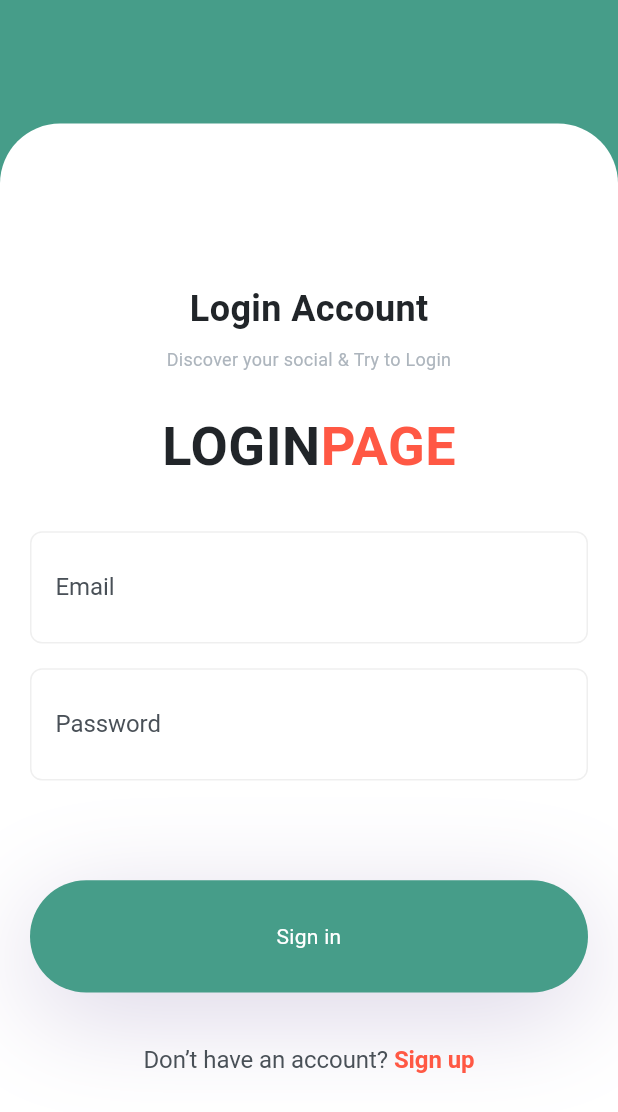
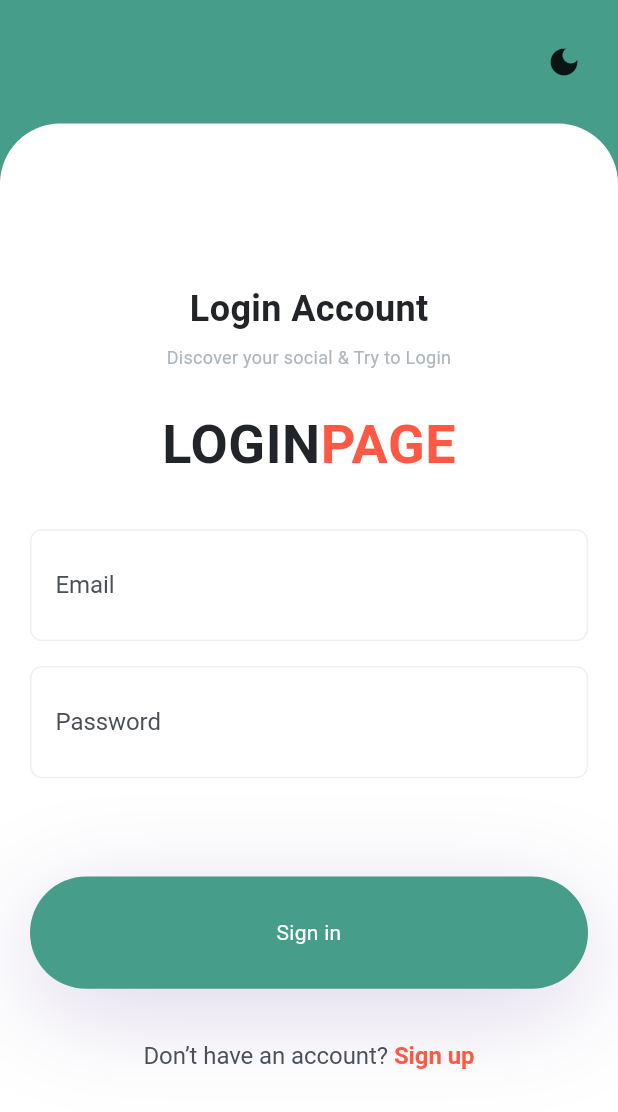
Before and after one commit to CrinoidTechnologies/flutter-online-training-template, a Flutter app: the screen it shows after launch, on a phone screen of 412 x 824 dp. Shown: the top 1112 px of the screen. Run offline on Flutter 3.47's test engine with Material 3 defaults, Android fonts, the phone set to English and light mode, and no system bars; our stand-ins replace get, get_it; accounts and stored records are empty.

Commit message:
- Implementation of light/dark mode "Completed".

```diff
--- a/lib/main.dart
+++ b/lib/main.dart
@@ -1,11 +1,11 @@
-import 'dart:io';
-import 'package:flutter/foundation.dart';
 import 'package:flutter/material.dart';
 import 'package:flutter/services.dart';
 import 'package:flutter_localizations/flutter_localizations.dart';
 import 'package:get/get.dart';
 import 'package:online_training_template/ui/app_theme.dart';
+import 'package:online_training_template/ui/controllers/theme_controller.dart';
 
+import 'app/di/dependency_injection.dart';
 import 'generated/l10n.dart';
 import 'ui/routes/app_pages.dart';
 
@@ -14,29 +14,24 @@ void main() async {
   await SystemChrome.setPreferredOrientations(<DeviceOrientation>[
     DeviceOrientation.portraitUp,
     DeviceOrientation.portraitDown
-  ]).then((_) => runApp(MyApp()));
+  ]).then((_) => setUpAll().then((value) {
+        runApp(MyApp());
+      }));
+}
+
+Future setUpAll() async {
+  await initServiceLocator();
+  Get.put(appSL<ThemeController>(), permanent: true);
 }
 
 class MyApp extends StatelessWidget {
   @override
   Widget build(BuildContext context) {
-    SystemChrome.setSystemUIOverlayStyle(SystemUiOverlayStyle(
-      statusBarColor: Colors.transparent,
-      statusBarIconBrightness: Brightness.dark,
-      statusBarBrightness:
-          !kIsWeb && Platform.isAndroid ? Brightness.dark : Brightness.light,
-      systemNavigationBarColor: Colors.white,
-      systemNavigationBarDividerColor: Colors.transparent,
-      systemNavigationBarIconBrightness: Brightness.dark,
-    ));
     return GetMaterialApp(
       onGenerateTitle: (ctx) {
-        return 'Flutter UI';
+        return 'Online training template';
       },
       debugShowCheckedModeBanner: false,
-      routingCallback: (routing) async {
-        print('routing -> ${routing?.current}');
-      },
       localizationsDelegates: const [
         S.delegate,
         GlobalMaterialLocalizations.delegate,
@@ -46,14 +41,14 @@ class MyApp extends StatelessWidget {
       locale: Get.deviceLocale,
       fallbackLocale: const Locale('en', 'US'),
       supportedLocales: S.delegate.supportedLocales,
-      //TODO: set theme respected to screen size
-      theme: Get.put<AppTheme>(
-        AppTheme.light(),
-        permanent: true,
-      ).themeData,
+      themeMode: Get.find<ThemeController>().currentThemeMode.value!,
+      theme: AppTheme.light().themeData,
+      darkTheme: AppTheme.dark().themeData,
       initialRoute: AppPages.initial,
       getPages: AppPages.routes,
-      onInit: () {},
+      onInit: () async{
+        await Get.find<ThemeController>().setThemeData(context);
+      },
     );
   }
 }
--- a/lib/modules/home/presentation/pages/home_page.dart
+++ b/lib/modules/home/presentation/pages/home_page.dart
@@ -152,7 +152,7 @@ class _HomePageState extends State<HomePage> {
             color:
                 isSelected ? ColorHelper.primaryColor : ColorHelper.cardBgColor,
             borderRadius: const BorderRadius.all(Radius.circular(24.0)),
-            border: Border.all(color: AppTheme.primaryColor)),
+            border: Border.all(color: ColorHelper.primaryColor)),
         child: Material(
           color: Colors.transparent,
           child: InkWell(
--- a/lib/modules/login/presentation/pages/login_page.dart
+++ b/lib/modules/login/presentation/pages/login_page.dart
@@ -1,7 +1,9 @@
 import 'package:flutter/material.dart';
 import 'package:get/get.dart';
 import 'package:online_training_template/ui/color_helper.dart';
+import 'package:online_training_template/ui/controllers/theme_controller.dart';
 import 'package:online_training_template/ui/routes/app_pages.dart';
+import 'package:online_training_template/ui/styles.dart';
 import 'package:online_training_template/ui/text_styles.dart';
 
 import '../../../../generated/l10n.dart';
@@ -27,6 +29,12 @@ class _LoginPageState extends State<LoginPage> {
   }
 
   @override
+  void didChangeDependencies() {
+    super.didChangeDependencies();
+    Get.find<ThemeController>().setThemeData(context);
+  }
+
+  @override
   Widget build(BuildContext context) {
     final size = MediaQuery.of(context).size;
     return Scaffold(
@@ -36,9 +44,28 @@ class _LoginPageState extends State<LoginPage> {
         child: Column(
           children: [
             //to give space from top
-            const Expanded(
+            Expanded(
               flex: 1,
-              child: Center(),
+              child: Padding(
+                padding:  EdgeInsets.all(Insets.l),
+                child: Align(
+                  alignment: Alignment.centerRight,
+                  child: InkWell(
+                    onTap: () {
+                      Get.find<ThemeController>().toggleTheme();
+                      setState(() {});
+                    },
+                    child: Obx(
+                      () => Icon(Get.find<ThemeController>()
+                                  .currentThemeMode
+                                  .value ==
+                              ThemeMode.dark
+                          ? Icons.light_mode
+                          : Icons.dark_mode),
+                    ),
+                  ),
+                ),
+              ),
             ),
 
             //page content here
--- a/lib/ui/app_theme.dart
+++ b/lib/ui/app_theme.dart
@@ -1,15 +1,21 @@
 import 'package:flutter/material.dart';
+import 'package:flutter/scheduler.dart';
 import 'package:online_training_template/ui/text_styles.dart';
 
 import 'styles.dart';
 
+enum ThemeType { light, dark }
+
 class AppTheme {
-  AppTheme({
+  final ThemeType themType;
+
+  AppTheme(
+    this.themType, {
+    required this.isDark,
     required this.primaryMaterialColor,
-    required this.greyMaterialColor,
   });
 
-  static bool isDark = false;
+  bool isDark;
 
   static const int _appGrayColorValue = 0xFF8D959D;
   static const int _appPrimaryColorValue = 0xFF469d89;
@@ -22,7 +28,38 @@ class AppTheme {
   static const Color dark_grey = Color(0xFF313A44);
 
   MaterialColor primaryMaterialColor;
-  MaterialColor greyMaterialColor;
+
+  MaterialColor get greyMaterialColor => isDark
+      ? const MaterialColor(
+          _appGrayColorValue,
+          <int, Color>{
+            50: Color(0xFFF8F9FA),
+            100: Color(0xFFE9ECEF),
+            200: Color(0xFFDEE2E6),
+            300: Color(0xFFCED4DA),
+            400: Color(0xFFADB5BD),
+            500: Color(0xFFF8F9FA),
+            600: Color(0xFFE9ECEF),
+            700: Color(0xFFDEE2E6),
+            800: Color(0xFFCED4DA),
+            900: Color(0xFFADB5BD),
+          },
+        )
+      : const MaterialColor(
+          _appGrayColorValue,
+          <int, Color>{
+            50: Color(0xFFF8F9FA),
+            100: Color(0xFFE9ECEF),
+            200: Color(0xFFDEE2E6),
+            300: Color(0xFFCED4DA),
+            400: Color(0xFFADB5BD),
+            500: Color(_appGrayColorValue),
+            600: Color(0xFF6C757D),
+            700: Color(0xFF495057),
+            800: Color(0xFF343A40),
+            900: Color(0xFF212529),
+          },
+        );
 
   static const Color darkText = Color(0xFF253840);
   static const Color darkerText = Color(0xFF17262A);
@@ -33,6 +70,8 @@ class AppTheme {
   static const Color spacer = Color(0xFFF2F2F2);
 
   factory AppTheme.light() => AppTheme(
+        ThemeType.light,
+        isDark: false,
         primaryMaterialColor: const MaterialColor(
           _appPrimaryColorValue,
           <int, Color>{
@@ -48,24 +87,11 @@ class AppTheme {
             900: Color(0xFF036666),
           },
         ),
-        greyMaterialColor: const MaterialColor(
-          _appGrayColorValue,
-          <int, Color>{
-            50: Color(0xFFF8F9FA),
-            100: Color(0xFFE9ECEF),
-            200: Color(0xFFDEE2E6),
-            300: Color(0xFFCED4DA),
-            400: Color(0xFFADB5BD),
-            500: Color(_appGrayColorValue),
-            600: Color(0xFF6C757D),
-            700: Color(0xFF495057),
-            800: Color(0xFF343A40),
-            900: Color(0xFF212529),
-          },
-        ),
       );
 
   factory AppTheme.dark() => AppTheme(
+        ThemeType.dark,
+        isDark: true,
         primaryMaterialColor: const MaterialColor(
           _appPrimaryColorValue,
           <int, Color>{
@@ -81,28 +107,41 @@ class AppTheme {
             900: Color(0xFF036666),
           },
         ),
-        greyMaterialColor: const MaterialColor(
-          _appGrayColorValue,
-          <int, Color>{
-            50: Color(0xFFF8F9FA),
-            100: Color(0xFFE9ECEF),
-            200: Color(0xFFDEE2E6),
-            300: Color(0xFFCED4DA),
-            400: Color(0xFFADB5BD),
-            500: Color(0xFFF8F9FA),
-            600: Color(0xFFE9ECEF),
-            700: Color(0xFFDEE2E6),
-            800: Color(0xFFCED4DA),
-            900: Color(0xFFADB5BD),
-          },
-        ),
       );
+
+  factory AppTheme.fromThemeMode(ThemeMode t) {
+    switch (t) {
+      case ThemeMode.light:
+        return AppTheme.fromType(ThemeType.light);
+      case ThemeMode.dark:
+        return AppTheme.fromType(ThemeType.dark);
+      case ThemeMode.system:
+        {
+          var brightness = SchedulerBinding.instance!.window.platformBrightness;
+          bool isDarkMode = brightness == Brightness.dark;
+          return AppTheme.fromType(
+              isDarkMode ? ThemeType.dark : ThemeType.light);
+        }
+    }
+  }
+
+  factory AppTheme.fromType(ThemeType t) {
+    switch (t) {
+      case ThemeType.light:
+        return AppTheme.light();
+      case ThemeType.dark:
+        return AppTheme.dark();
+      default:
+        return AppTheme.light();
+    }
+  }
 
   ThemeData get themeData => ThemeData(
       fontFamily: Fonts.Roboto,
       primarySwatch: primaryMaterialColor,
-      textTheme: textTheme,
-      colorScheme: isDark ? ColorScheme.dark() : ColorScheme.light());
+      // textTheme: textTheme,
+      colorScheme:
+          isDark ? const ColorScheme.dark() : const ColorScheme.light());
 
   static TextTheme textTheme = TextTheme(
     headlineMedium: AppTextStyles.display1,
--- a/lib/ui/text_styles.dart
+++ b/lib/ui/text_styles.dart
@@ -1,4 +1,5 @@
 import 'package:flutter/material.dart';
+import 'package:get/get.dart';
 import 'package:online_training_template/ui/color_helper.dart';
 
 /// TextStyles - All the core text styles for the app should be declared here.
@@ -6,8 +7,8 @@ import 'package:online_training_template/ui/color_helper.dart';
 /// More specific variants can be created on the fly using `style.copyWith()`
 /// `newStyle = AppTextStyles.body1.copyWith(lineHeight: 2, color: Colors.red)`
 class AppTextStyles {
-  static TextStyle display1 = TextStyle(
-    // h4 -> display1
+  static TextStyle get display1 =>
+      Get.find<ThemeData>().textTheme.headlineMedium!.copyWith(
             fontWeight: FontWeight.bold,
             fontSize: 36,
             letterSpacing: 0.4,
@@ -15,55 +16,54 @@ class AppTextStyles {
             color: ColorHelper.grey900Color,
           );
 
-  static TextStyle headline = TextStyle(
-    // h5 -> headline
+  static TextStyle get headline =>
+      Get.find<ThemeData>().textTheme.headlineSmall!.copyWith(
             fontWeight: FontWeight.bold,
             fontSize: 24,
             letterSpacing: 0.27,
             color: ColorHelper.grey900Color,
           );
 
-  static TextStyle title = TextStyle(
-    // h6 -> title
+  static TextStyle title = Get.find<ThemeData>().textTheme.titleLarge!.copyWith(
         fontWeight: FontWeight.bold,
         fontSize: 16,
         letterSpacing: 0.18,
         color: ColorHelper.grey900Color,
       );
 
-  static TextStyle subtitle = TextStyle(
-    // subtitle2 -> subtitle
+  static TextStyle get subtitle =>
+      Get.find<ThemeData>().textTheme.titleSmall!.copyWith(
             fontWeight: FontWeight.w400,
             fontSize: 14,
             letterSpacing: -0.04,
             color: ColorHelper.grey700Color,
           );
 
-  static TextStyle body2 = TextStyle(
-    // body1 -> body2
+  static TextStyle get body2 =>
+      Get.find<ThemeData>().textTheme.bodyMedium!.copyWith(
             fontWeight: FontWeight.w400,
             fontSize: 14,
             letterSpacing: 0.2,
             color: ColorHelper.grey700Color,
           );
 
-  static TextStyle body2FixedLightColor =
+  static TextStyle get body2FixedLightColor =>
       body2.copyWith(color: ColorHelper.fixedLightColor);
 
-  static TextStyle body1 = TextStyle(
-    // body2 -> body1
+  static TextStyle get body1 =>
+      Get.find<ThemeData>().textTheme.bodyLarge!.copyWith(
             fontWeight: FontWeight.w400,
             fontSize: 16,
             letterSpacing: -0.05,
             color: ColorHelper.grey700Color,
           );
 
-  static TextStyle caption = TextStyle(
-    // Caption -> caption
+  static TextStyle get caption =>
+      Get.find<ThemeData>().textTheme.bodySmall!.copyWith(
             fontWeight: FontWeight.w400,
             fontSize: 12,
             letterSpacing: 0.2,
-    color: ColorHelper.grey400Color, // was lightText
+            color: ColorHelper.grey400Color,
           );
 
   static TextStyle captionError = caption.copyWith(
--- a/pubspec.yaml
+++ b/pubspec.yaml
@@ -43,7 +43,7 @@ dependencies:
   animations: ^2.0.3
   get: ^4.6.6
   intl_utils: ^2.8.6
-
+  get_it: ^7.6.4
 
 dev_dependencies:
   flutter_test:
```
Also changed, not shown: lib/app/di/dependency_injection.dart (added, +17 -0 lines), lib/modules/course_details/presentation/pages/course_info_page.dart (+19 -19 lines), lib/ui/controllers/theme_controller.dart (added, +60 -0 lines), pubspec.lock. Lines whose indentation alone changed are shown as unchanged.
